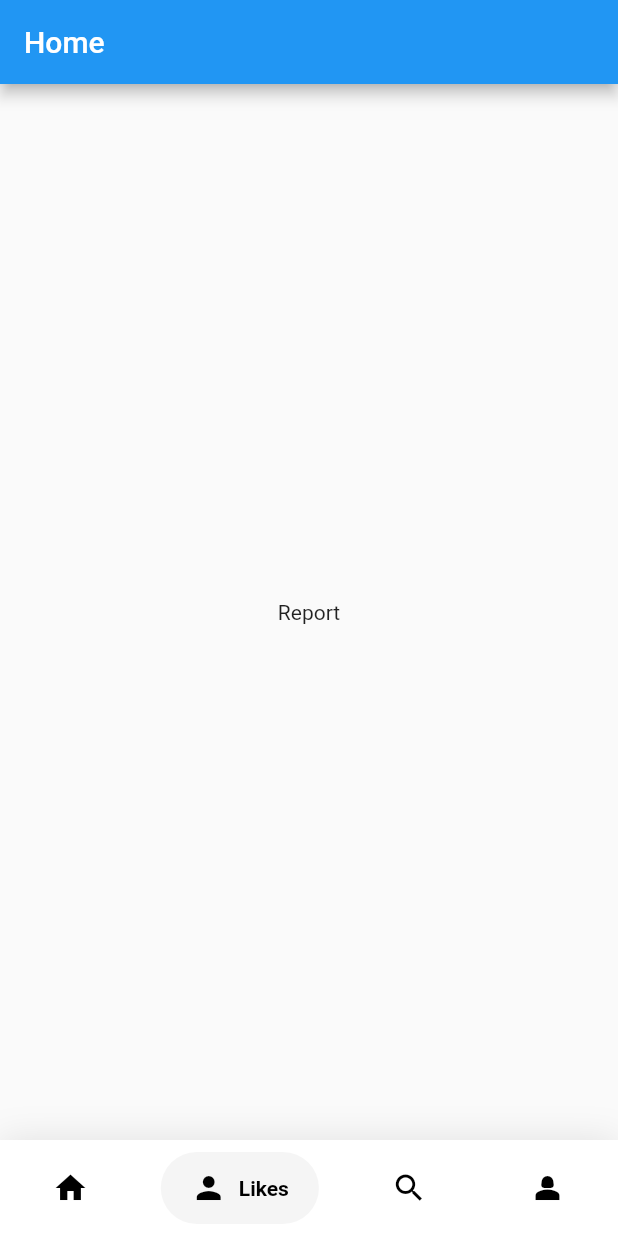
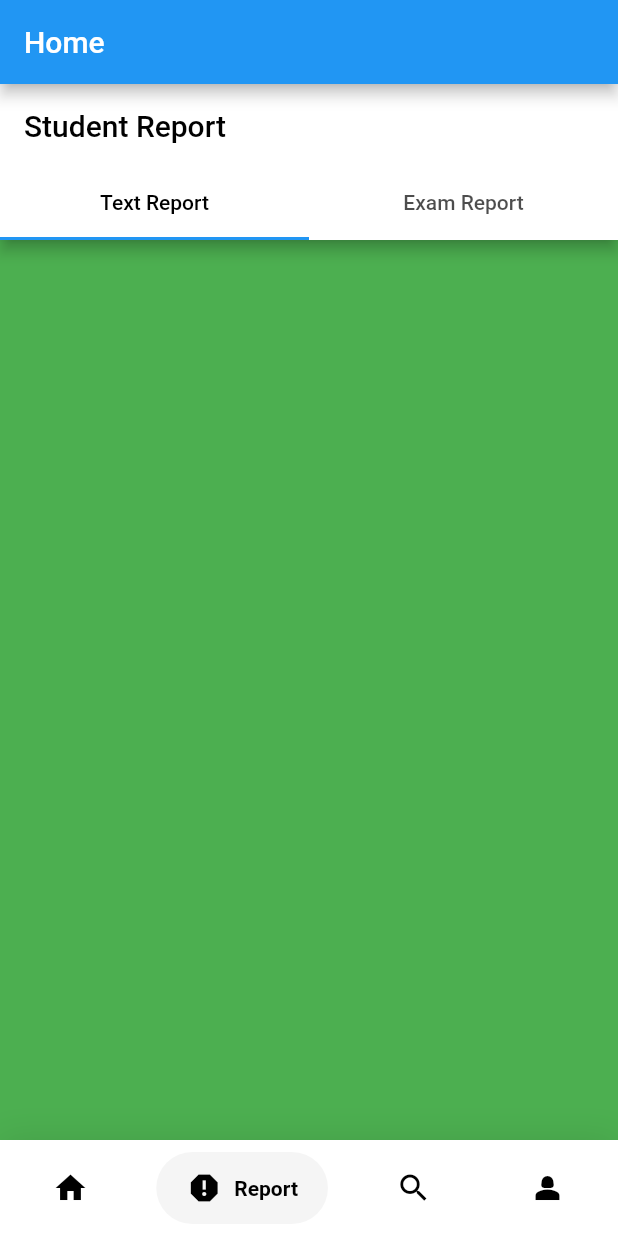
Before and after one commit to Hancie123/edysync, a Flutter app: the StudentDashboard screen opened directly, item 2 of the bottom bar chosen, on a phone screen of 412 x 824 dp. Run offline on Flutter 3.47's test engine with Material 2 defaults, Android fonts, the phone set to English and light mode, and no system bars; drawn by our look-alikes of google_nav_bar; our stand-ins replace flutter_screenutil, line_icons, lottie.

Commit message:
tabview added

```diff
--- a/lib/views/home/student/report.dart
+++ b/lib/views/home/student/report.dart
@@ -5,10 +5,30 @@ class MyReport extends StatelessWidget {
 
   @override
   Widget build(BuildContext context) {
-    return Scaffold(
-      body: Center(
-        child: Text("Report"),
-      ),
-    );
+    return DefaultTabController(
+        length: 2,
+        child: Scaffold(
+          appBar: AppBar(
+            backgroundColor: Colors.white,
+            foregroundColor: Colors.black,
+            title: Text("Student Report"),
+            bottom: TabBar(labelColor: Colors.black, tabs: [
+              Tab(
+                text: "Text Report",
+              ),
+              Tab(
+                text: "Exam Report",
+              )
+            ]),
+          ),
+          body: TabBarView(children: [
+            Container(
+              color: Colors.green,
+            ),
+            Container(
+              color: Colors.red,
+            )
+          ]),
+        ));
   }
 }
--- a/lib/views/home/student/studentNav.dart
+++ b/lib/views/home/student/studentNav.dart
@@ -61,8 +61,8 @@ class _StudentDashboardState extends State<StudentDashboard> {
                   text: 'Home',
                 ),
                 GButton(
-                  icon: Icons.person,
-                  text: 'Likes',
+                  icon: Icons.report,
+                  text: 'Report',
                 ),
                 GButton(
                   icon: Icons.search,
```
Also changed, not shown: 1 other file.
